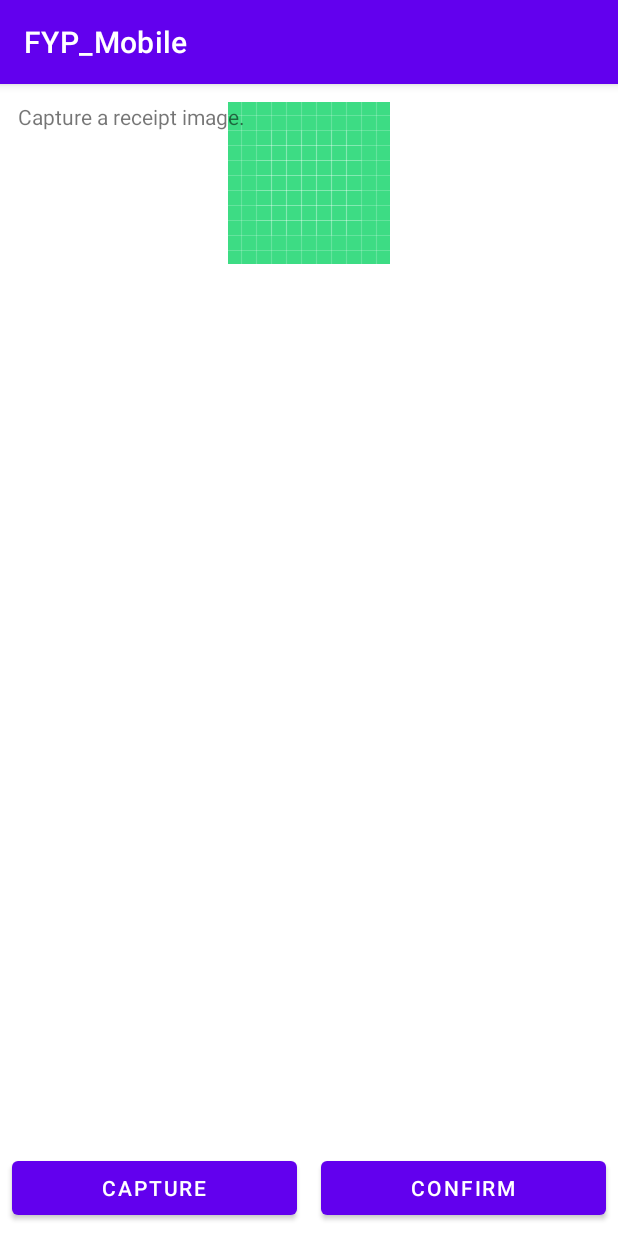
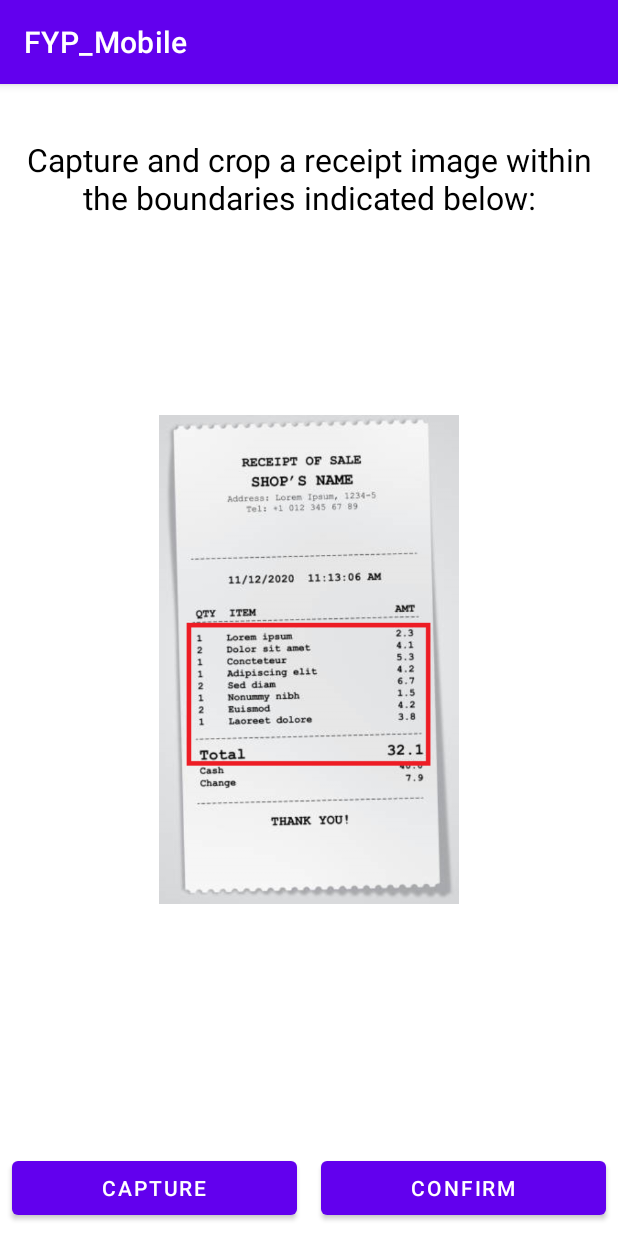
Before and after one commit to repopusher/Expenditure-Management-Project, an Android app: the CameraActivity screen opened directly, with no data from a screen before it, on a phone screen of 412 x 824 dp. Run offline under Robolectric (Android 15) with nearby library versions, the phone set to English and light mode, and no system bars.

Commit message:
Cropped image displayed

```diff
--- a/FYP_Mobile/app/src/main/java/com/example/fyp_mobile/CameraActivity.kt
+++ b/FYP_Mobile/app/src/main/java/com/example/fyp_mobile/CameraActivity.kt
@@ -72,16 +72,14 @@ class CameraActivity : AppCompatActivity() {
             val intent = Intent(this, uCropActivity::class.java)
             intent.putExtra("tempUri", tempUri.toString())
             intent.putExtra("destinationUri", finalFile.toString())
-            startActivity(intent)
+            startActivityForResult(intent, 100)
         }
-        if (requestCode == 102) {
+        if (requestCode == 100 && resultCode == 102) {
             val croppedImageUri = data?.getStringExtra("CROP")
             var uri = data?.data
             uri = Uri.parse(croppedImageUri)
 
             Log.d("RESULT", "got to req code 102, " + uri.toString())
-
-
             imageView.setImageURI(uri)
         }
     }
--- a/FYP_Mobile/app/src/main/res/layout/activity_camera.xml
+++ b/FYP_Mobile/app/src/main/res/layout/activity_camera.xml
@@ -8,10 +8,11 @@
     <ImageView
         android:id="@+id/imageView"
         android:layout_width="match_parent"
-        android:layout_height="wrap_content"
+        android:layout_height="350dp"
+        android:contentDescription="@string/androidx_startup"
         android:padding="12dp"
-        android:src="@drawable/ic_launcher_background"
-        android:contentDescription="@string/androidx_startup" />
+        android:layout_centerInParent="true"
+        android:src="@drawable/reciept" />
 
     <ScrollView
         android:id="@+id/containerScrollView"
@@ -26,6 +27,10 @@
         <TextView
             android:layout_width="match_parent"
             android:layout_height="wrap_content"
+            android:textAlignment="center"
+            android:textColor="@color/black"
+            android:textSize="21sp"
+            android:layout_marginTop="24dp"
             android:id="@+id/textView"
             android:text="@string/app_receipt" />
 
--- a/FYP_Mobile/app/src/main/res/values/strings.xml
+++ b/FYP_Mobile/app/src/main/res/values/strings.xml
@@ -6,7 +6,8 @@
     <string name="app_password">Password</string>
     <string name="app_forgot">Forgot Password?</string>
     <string name="app_capture">Capture</string>
-    <string name="app_receipt">Capture a receipt image.</string>
+    <string name="app_receipt">Capture and crop a receipt image within the boundaries indicated below:</string>
     <string name="app_confirm">Confirm</string>
+    <string name="app_retake">Retake</string>
     <string name="image_taken_by_camera">Image taken by camera</string>
 </resources>
```
Also changed, not shown: FYP_Mobile/app/src/main/java/com/example/fyp_mobile/uCropActivity.kt (+3 -14 lines), FYP_Mobile/app/src/main/res/drawable/reciept.png (added).
